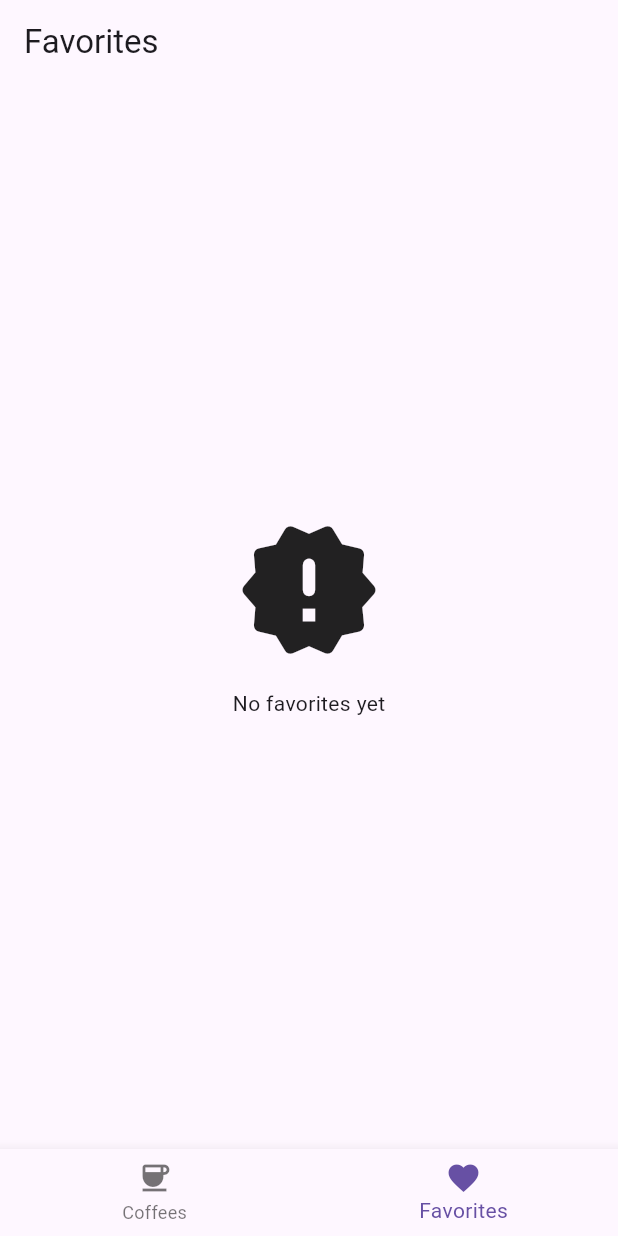
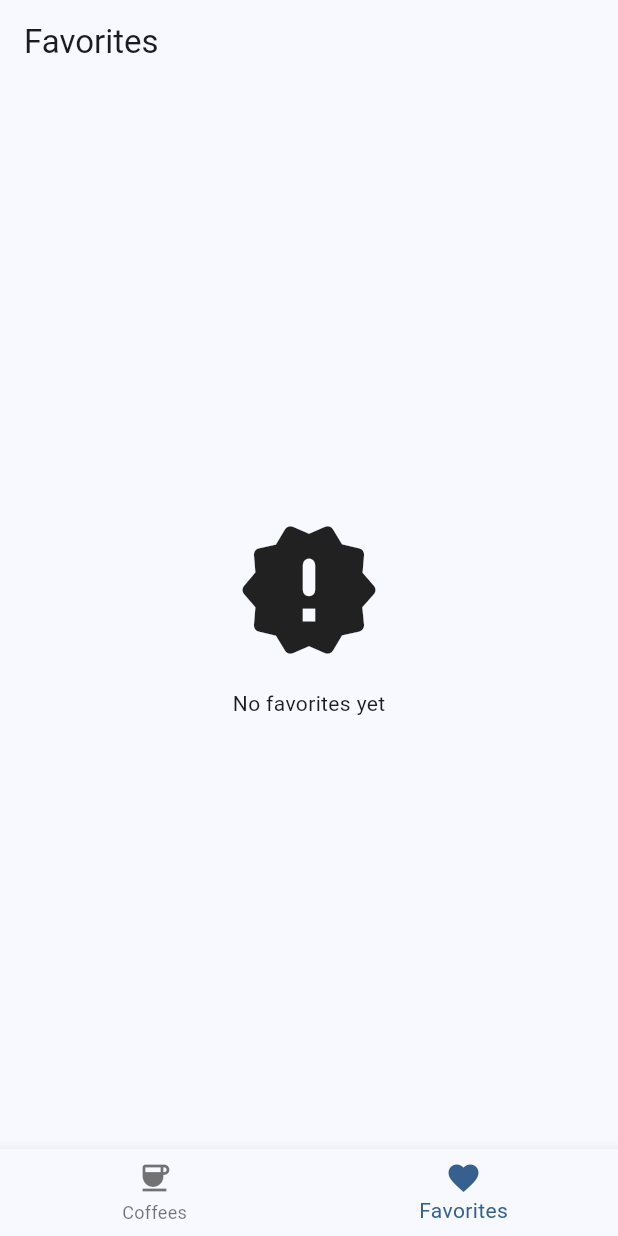
Before and after one commit to Crdzbird/very_good_coffee, a Flutter app: the screen it shows after launch, item 2 of the bottom bar chosen, on a phone screen of 412 x 824 dp. Run offline on Flutter 3.47's test engine with Material 3 defaults, Android fonts, the phone set to English and light mode, and no system bars; our stand-ins replace bloc, cached_network_image, dio, equatable, flutter_bloc, go_router and 3 more; network calls fail; statements that could not run were skipped.

Commit message:
Added theme and platform-scroll/locale per S.O

```diff
--- /dev/null
+++ b/packages/app/lib/presentation/app/utils/locale_resolution.dart
@@ -0,0 +1,12 @@
+import 'dart:ui';
+
+Locale localeResolution(
+  List<Locale>? locales,
+  Iterable<Locale> supportedLocales,
+) =>
+    (locales ?? []).firstWhere(
+      (locale) => supportedLocales.any(
+        (supported) => supported.languageCode == locale.languageCode,
+      ),
+      orElse: () => const Locale('en'),
+    );
--- /dev/null
+++ b/packages/app/lib/presentation/app/utils/platform_scroll_behavior.dart
@@ -0,0 +1,10 @@
+import 'package:app/presentation/extensions/build_context_extension.dart';
+import 'package:flutter/material.dart';
+
+class PlatformScrollBehavior extends ScrollBehavior {
+  @override
+  ScrollPhysics getScrollPhysics(BuildContext context) {
+    if (context.isApple) return const BouncingScrollPhysics();
+    return const MaterialScrollBehavior().getScrollPhysics(context);
+  }
+}
--- a/packages/app/lib/presentation/app/view/app_view.dart
+++ b/packages/app/lib/presentation/app/view/app_view.dart
@@ -1,3 +1,6 @@
+import 'package:app/presentation/app/utils/locale_resolution.dart';
+import 'package:app/presentation/app/utils/platform_scroll_behavior.dart';
+import 'package:app/presentation/extensions/build_context_extension.dart';
 import 'package:app/presentation/l10n/arb/app_localizations.dart';
 import 'package:app/presentation/router/vgc_router.dart';
 import 'package:flutter/material.dart';
@@ -8,8 +11,13 @@ class AppView extends StatelessWidget {
   @override
   Widget build(BuildContext context) {
     return MaterialApp.router(
+      theme: context.themeModes.$1,
+      darkTheme: context.themeModes.$2,
+      themeMode: ThemeMode.system,
       localizationsDelegates: AppLocalizations.localizationsDelegates,
       supportedLocales: AppLocalizations.supportedLocales,
+      localeListResolutionCallback: localeResolution,
+      scrollBehavior: PlatformScrollBehavior(),
       routerConfig: VgcRouter().router,
     );
   }
```
Also changed, not shown: packages/app/lib/presentation/extensions/build_context_extension.dart (+19 -0 lines).
